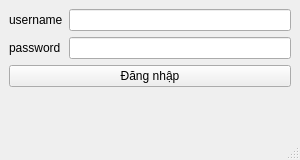
First picture: the form in view/login/dangnhap.ui, repository loimaxto/DoAnPython, before the edit.
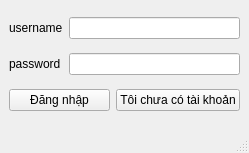
Second picture: the form after the edit.

Diff of the .ui file:
```diff
--- a/view/login/dangnhap.ui
+++ b/view/login/dangnhap.ui
@@ -6,15 +6,15 @@
    <rect>
     <x>0</x>
     <y>0</y>
-    <width>300</width>
-    <height>160</height>
+    <width>249</width>
+    <height>153</height>
    </rect>
   </property>
   <property name="windowTitle">
    <string>MainWindow</string>
   </property>
   <widget class="QWidget" name="centralwidget">
-   <layout class="QFormLayout" name="formLayout">
+   <layout class="QGridLayout" name="gridLayout">
     <item row="0" column="0">
      <widget class="QLabel" name="label">
       <property name="text">
@@ -22,7 +22,7 @@
       </property>
      </widget>
     </item>
-    <item row="0" column="1">
+    <item row="0" column="1" colspan="2">
      <widget class="QLineEdit" name="username"/>
     </item>
     <item row="1" column="0">
@@ -32,7 +32,7 @@
       </property>
      </widget>
     </item>
-    <item row="1" column="1">
+    <item row="1" column="1" colspan="2">
      <widget class="QLineEdit" name="password"/>
     </item>
     <item row="2" column="0" colspan="2">
@@ -42,6 +42,13 @@
       </property>
      </widget>
     </item>
+    <item row="2" column="2">
+     <widget class="QPushButton" name="newTk_btn">
+      <property name="text">
+       <string>Tôi chưa có tài khoản</string>
+      </property>
+     </widget>
+    </item>
    </layout>
   </widget>
   <widget class="QMenuBar" name="menubar">
```
Left out of the diff: 2 changed lines with no effect on the pictures.
